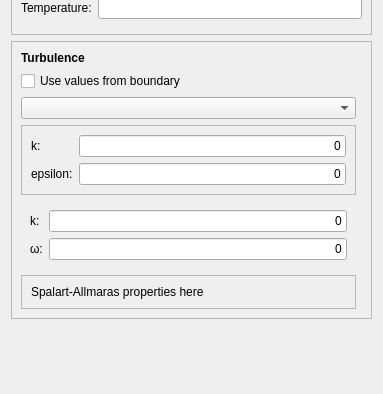
Old version of the form TaskPanelCfdInitialiseInternalField.ui in the repository jaheyns/CfdOF; both pictures show x 0 to 383 and y 604 to 998 of the 383 by 998 pixel window.
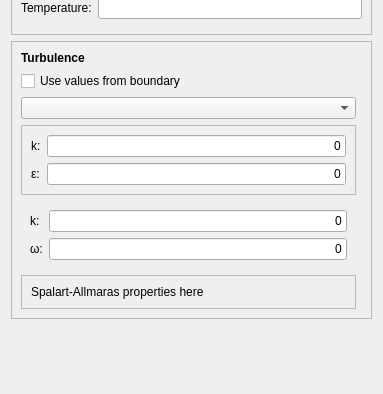
New version of the form. Custom widgets are drawn as their Qt base class.

Commit message: Added proper Greek letters to GUI for epsilon

Patch:
```diff
--- a/TaskPanelCfdInitialiseInternalField.ui
+++ b/TaskPanelCfdInitialiseInternalField.ui
@@ -122,7 +122,7 @@
 										<widget class="QLabel"
 										        name="label_6">
 											<property name="text">
-												<string>epsilon:</string>
+												<string>ε:</string>
 											</property>
 										</widget>
 									</item>
```
The commit also changes 1 other file.
